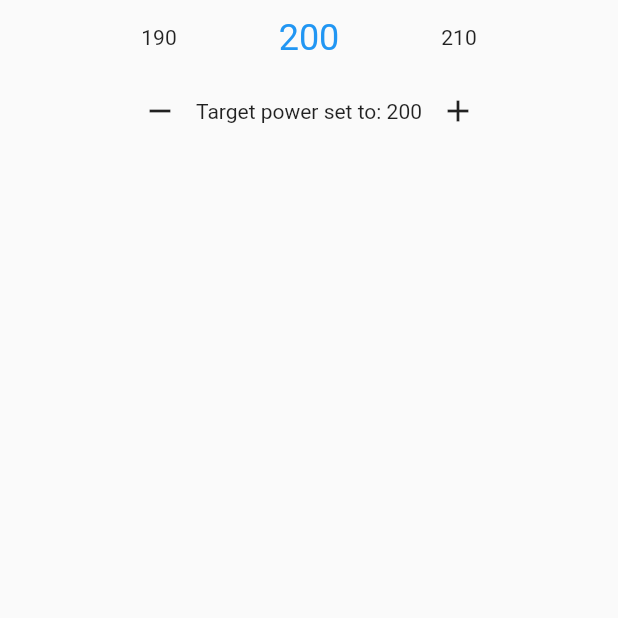
After one commit to richardstolen/EntalpiTrainer, a Flutter app: the SimpleWorkoutView screen opened directly, on a phone screen of 412 x 824 dp, the top half of it. The commit adds this screen. Run offline on Flutter 3.47's test engine with Material 2 defaults, Android fonts, the phone set to English and light mode, and no system bars; drawn by our look-alikes of numberpicker; missing offline and left inert: location_permissions, reactive_ble_mobile, reactive_ble_platform_interface.

```diff
--- /dev/null
+++ b/lib/views/simple_workout/simple_workout_view.dart
@@ -0,0 +1,52 @@
+import 'package:flutter/material.dart';
+import 'package:numberpicker/numberpicker.dart';
+
+class SimpleWorkoutView extends StatefulWidget {
+  const SimpleWorkoutView({Key? key}) : super(key: key);
+
+  @override
+  State<SimpleWorkoutView> createState() => _SimpleWorkoutViewState();
+}
+
+class _SimpleWorkoutViewState extends State<SimpleWorkoutView> {
+  @override
+  Widget build(BuildContext context) {
+    int _currentValue = 200;
+    return Scaffold(
+      body: Column(
+        children: [
+          NumberPicker(
+            minValue: 0,
+            maxValue: 1500,
+            axis: Axis.horizontal,
+            step: 10,
+            value: _currentValue,
+            onChanged: (value) => setState(() {
+              _currentValue = value;
+            }),
+          ),
+          Row(
+            mainAxisAlignment: MainAxisAlignment.center,
+            children: [
+              IconButton(
+                onPressed: () => setState(() {
+                  final newValue = _currentValue - 100;
+                  _currentValue = newValue;
+                }),
+                icon: const Icon(Icons.remove),
+              ),
+              Text('Target power set to: $_currentValue'),
+              IconButton(
+                onPressed: () => setState(() {
+                  final newValue = _currentValue + 100;
+                  _currentValue = newValue;
+                }),
+                icon: const Icon(Icons.add),
+              )
+            ],
+          ),
+        ],
+      ),
+    );
+  }
+}
--- a/pubspec.yaml
+++ b/pubspec.yaml
@@ -37,6 +37,7 @@ dependencies:
   flutter_reactive_ble: ^5.0.2
   location_permissions: ^4.0.1
   mockito: ^5.1.0
+  numberpicker: ^2.1.1
 
 dev_dependencies:
   flutter_test:
```
Also changed, not shown: lib/constants.dart (added, +17 -0 lines), lib/main.dart (+7 -6 lines), lib/routes.dart (added, +37 -0 lines), lib/views/bt_connect/bt_connect_view.dart (added, +15 -0 lines), pubspec.lock, 2 other files.
